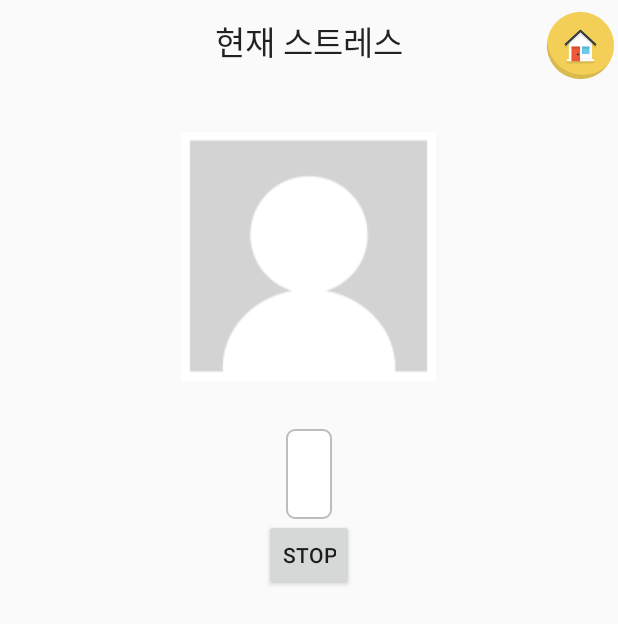
After one commit to police170m3/Brooch, an Android app: the EventActivityWarning2 screen opened directly, with no data from a screen before it, on a phone screen of 412 x 824 dp. The commit adds this screen. Shown: the top 624 px of the screen. Run offline under Robolectric (Android 15) with nearby library versions, the phone set to English and light mode, and no system bars.

Commit message:
2016.09.22

```diff
--- a/app/src/main/AndroidManifest.xml
+++ b/app/src/main/AndroidManifest.xml
@@ -87,6 +87,7 @@
         <activity android:name=".EventActivityCaution"></activity>
         <activity android:name=".EventActivitySerious"></activity>
         <activity android:name=".EventActivityWarning"></activity>
+        <activity android:name=".EventActivityWarning2"></activity>
         <activity android:name=".BTMainActivity"></activity>
         <activity android:name=".DeviceListActivity"></activity>
         <activity android:name=".DBTestActivity"></activity>
--- /dev/null
+++ b/app/src/main/java/com/tathink/brooch/brooch/EventActivityWarning2.java
@@ -0,0 +1,156 @@
+package com.tathink.brooch.brooch;
+
+import android.app.Activity;
+import android.content.Context;
+import android.content.Intent;
+import android.content.SharedPreferences;
+import android.graphics.Bitmap;
+import android.media.AudioManager;
+import android.media.MediaPlayer;
+import android.net.Uri;
+import android.os.Bundle;
+import android.view.View;
+import android.view.WindowManager;
+import android.widget.Button;
+import android.widget.ImageView;
+import android.widget.TextView;
+
+import java.io.IOException;
+
+/**
+ * Created by MSI on 2016-09-22.
+ */
+
+public class EventActivityWarning2 extends Activity {
+    public String pic1, pic2, pic3, pic4, pic5, eventText, picURI;
+    private MediaPlayer mMediaPlayer;
+    int volume, temp, degree;
+    private AudioManager audioManager;
+    Bitmap resizeBitmap;
+
+    @Override
+    protected void onCreate(Bundle savedInstanceState) {
+        super.onCreate(savedInstanceState);
+        setContentView(R.layout.eventactivity_warning2);
+
+        //사진 프리퍼런스 읽어오기
+        getPreferences();
+
+        if (temp != 0) {
+
+            int randNum = (int) (Math.random() * temp);
+            switch (randNum) {
+                case 0:
+                    degree = ImageUtil.GetExifOrientation(pic1);
+                    resizeBitmap = ImageUtil.loadBackgroundBitmap(EventActivityWarning2.this, pic1);
+                    break;
+                case 1:
+                    degree = ImageUtil.GetExifOrientation(pic2);
+                    resizeBitmap = ImageUtil.loadBackgroundBitmap(EventActivityWarning2.this, pic2);
+                    break;
+                case 2:
+                    degree = ImageUtil.GetExifOrientation(pic3);
+                    resizeBitmap = ImageUtil.loadBackgroundBitmap(EventActivityWarning2.this, pic3);
+                    break;
+                case 3:
+                    degree = ImageUtil.GetExifOrientation(pic4);
+                    resizeBitmap = ImageUtil.loadBackgroundBitmap(EventActivityWarning2.this, pic4);
+                    break;
+                case 4:
+                    degree = ImageUtil.GetExifOrientation(pic5);
+                    resizeBitmap = ImageUtil.loadBackgroundBitmap(EventActivityWarning2.this, pic5);
+                    break;
+            }
+            Bitmap rotateBitmap = ImageUtil.GetRotatedBitmap(resizeBitmap, degree);
+            Bitmap roundBitmap = ImageUtil.getRoundedCornerBitmap(rotateBitmap);
+            ImageView imageView = (ImageView) findViewById(R.id.imageView);
+            imageView.setImageBitmap(roundBitmap);
+        } else {
+            ImageView imageView = (ImageView) findViewById(R.id.imageView);
+            imageView.setImageResource(R.drawable.unknown);
+        }
+
+        //프리퍼런스에 저장된 이벤트 텍스트 읽어서 화면에 출력
+        TextView textView = (TextView)findViewById(R.id.textView);
+        textView.setText(eventText);
+
+        //꺼진 화면에서 화면 활성화///////////////////////////////////////////////////////////////////
+        getWindow().addFlags(WindowManager.LayoutParams.FLAG_KEEP_SCREEN_ON | WindowManager.LayoutParams.FLAG_DISMISS_KEYGUARD |
+                    WindowManager.LayoutParams.FLAG_TURN_SCREEN_ON | WindowManager.LayoutParams.FLAG_SHOW_WHEN_LOCKED);
+        //꺼진 화면에서 화면 활성화///////////////////////////////////////////////////////////////////
+
+        //임시 이벤트 처리
+        Uri alert = Uri.parse("android.resource://" + getPackageName() + "/" + R.raw.minions);
+//        playMusic(alert);------------------추후 활성화---------------------------
+        ///////////////////
+
+        ImageView home = (ImageView) findViewById(R.id.home);
+        home.setOnClickListener(new View.OnClickListener() {
+            @Override
+            public void onClick(View view) {
+                //ImageView 클릭시 이벤트 처리........
+                Intent i = new Intent(EventActivityWarning2.this, MainActivity.class);
+                i.addFlags(Intent.FLAG_ACTIVITY_CLEAR_TOP);
+                startActivity(i);
+            }
+        });
+
+        findViewById(R.id.stop_btn).setOnClickListener(new Button.OnClickListener(){
+            @Override
+            public void onClick(View view) {
+                stopMusic();
+                finish();
+            }
+        });
+    }
+
+    private void playMusic(Uri alert) {
+        stopMusic();
+        mMediaPlayer = new MediaPlayer();
+
+        try{
+            mMediaPlayer.setDataSource(this, alert);
+            startAlarm(mMediaPlayer);
+        } catch (Exception ex){
+            ex.printStackTrace();
+        }
+    }
+
+    private void startAlarm(MediaPlayer player) throws IOException, IllegalArgumentException, IllegalStateException{
+        audioManager = (AudioManager)getSystemService(Context.AUDIO_SERVICE);
+        volume = audioManager.getStreamVolume(AudioManager.STREAM_MUSIC);
+        audioManager.setStreamVolume(AudioManager.STREAM_MUSIC, 15, 0);
+        player.setAudioStreamType(AudioManager.STREAM_MUSIC);    // Alarm 볼륨 설정
+        player.setLooping(true);    // 음악 반복 재생
+        player.prepare();   // 3. 재생 준비
+        player.start();    // 4. 재생 시작
+    }
+
+    private void stopMusic() {
+        if (mMediaPlayer != null) {
+            mMediaPlayer.stop();     // 5. 재생 중지
+            if(volume != 15){
+                audioManager.setStreamVolume(AudioManager.STREAM_MUSIC, volume, 0);
+            }
+            mMediaPlayer.release();    // 6. MediaPlayer 리소스 해제
+            mMediaPlayer = null;
+        }
+    }
+
+    private void getPreferences(){
+        SharedPreferences pref = getSharedPreferences("pref", MODE_PRIVATE);
+        pic1 = pref.getString("pic1", "");
+        pic2 = pref.getString("pic2", "");
+        pic3 = pref.getString("pic3", "");
+        pic4 = pref.getString("pic4", "");
+        pic5 = pref.getString("pic5", "");
+        eventText = pref.getString("eventText", "");
+
+        temp = 0;
+        if(pic1 != ""){ temp += 1;  }
+        if(pic2 != ""){ temp += 1;  }
+        if(pic3 != ""){ temp += 1;  }
+        if(pic4 != ""){ temp += 1;  }
+        if(pic5 != ""){ temp += 1;  }
+    }
+}
--- a/app/src/main/java/com/tathink/brooch/brooch/SetBell.java
+++ b/app/src/main/java/com/tathink/brooch/brooch/SetBell.java
@@ -199,7 +199,6 @@ public class SetBell extends Activity {
                 return builder.create();
         }
         return super.onCreateDialog(id);
-
     }
 
     private void playMusic(Uri alert) {
--- a/app/src/main/res/layout/activity_main.xml
+++ b/app/src/main/res/layout/activity_main.xml
@@ -86,6 +86,12 @@
             android:layout_height="wrap_content"
             android:text="DB TEST"
             android:id="@+id/dbtest_btn" />
+
+        <Button
+            android:layout_width="wrap_content"
+            android:layout_height="wrap_content"
+            android:text="경고2"
+            android:id="@+id/warning2_btn" />
     </LinearLayout>
 
 </LinearLayout>
--- /dev/null
+++ b/app/src/main/res/layout/eventactivity_warning2.xml
@@ -0,0 +1,68 @@
+<?xml version="1.0" encoding="utf-8"?>
+<LinearLayout xmlns:android="http://schemas.android.com/apk/res/android"
+    android:orientation="vertical" android:layout_width="match_parent"
+    android:layout_height="match_parent">
+
+    <FrameLayout
+        android:layout_width="match_parent"
+        android:layout_height="wrap_content">
+
+        <ImageView
+            android:layout_width="50dp"
+            android:layout_height="50dp"
+            android:id="@+id/home"
+            android:src="@drawable/home"
+            android:layout_gravity="right|top"
+            android:layout_marginLeft="5dp"
+            android:layout_marginTop="5dp" />
+
+        <TextView
+            android:layout_width="wrap_content"
+            android:layout_height="wrap_content"
+            android:textAppearance="?android:attr/textAppearanceLarge"
+            android:text="현재 스트레스"
+            android:layout_gravity="center" />
+
+    </FrameLayout>
+
+    <ImageView
+        android:layout_width="wrap_content"
+        android:layout_height="200dp"
+        android:id="@+id/imageView"
+        android:layout_gravity="center_horizontal"
+        android:src="@drawable/warninig"
+        android:layout_marginTop="15dp" />
+
+    <LinearLayout
+        android:orientation="vertical"
+        android:layout_width="wrap_content"
+        android:layout_height="wrap_content"
+        android:layout_gravity="center_horizontal">
+
+        <TextView
+            android:background="@drawable/border"
+            android:layout_width="wrap_content"
+            android:layout_height="wrap_content"
+            android:textAppearance="?android:attr/textAppearanceLarge"
+            android:text="프리퍼런스에 저장된 문장출력"
+            android:layout_gravity="center_horizontal"
+            android:layout_marginTop="15dp"
+            android:textAlignment="center"
+            android:layout_marginLeft="10dp"
+            android:layout_marginRight="10dp"
+            android:padding="15dp"
+            android:singleLine="false"
+            android:textColor="#000000"
+            android:id="@+id/textView" />
+
+        <Button
+            style="?android:attr/buttonStyleSmall"
+            android:layout_width="wrap_content"
+            android:layout_height="wrap_content"
+            android:text="stop"
+            android:id="@+id/stop_btn"
+            android:layout_gravity="center_horizontal|top" />
+    </LinearLayout>
+
+
+</LinearLayout>
```
Also changed, not shown: app/src/main/java/com/tathink/brooch/brooch/MainActivity.java (+9 -0 lines), app/src/main/res/layout/eventactivity_safe.xml (+9 -9 lines), app/src/main/res/layout/eventactivity_serious.xml (+8 -8 lines), app/src/main/res/layout/eventactivity_warning.xml (+8 -8 lines).
